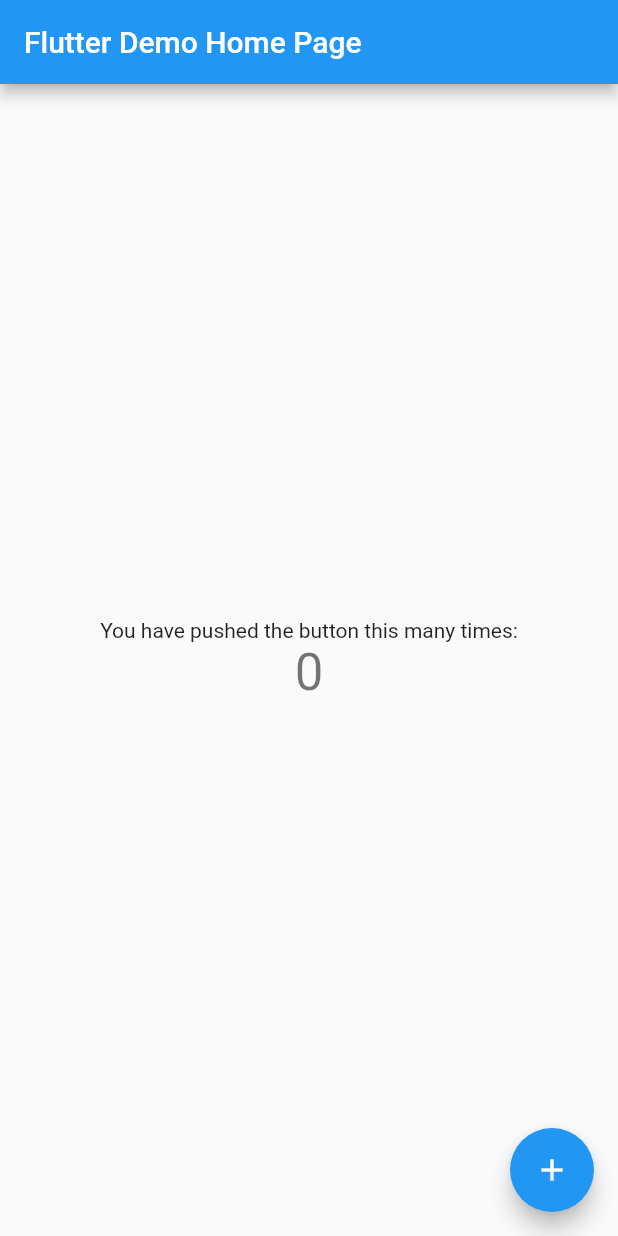
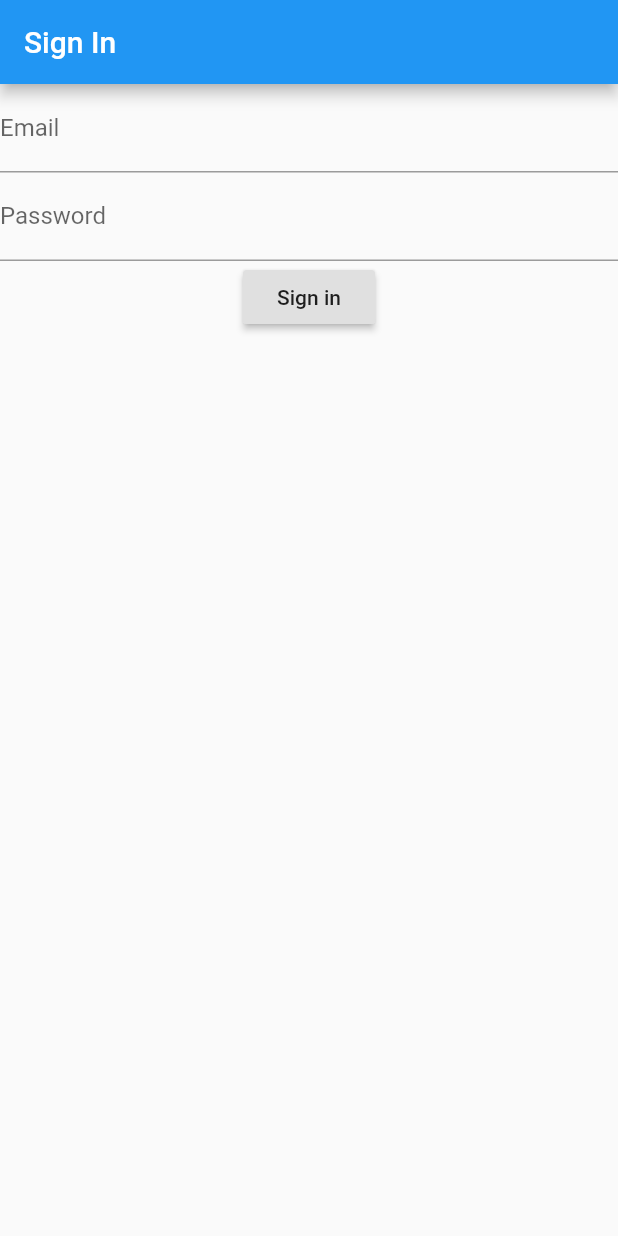
Before and after one commit to nurhafizahshukri/fyp_emma_apps, a Flutter app: the screen it shows after launch, on a phone screen of 412 x 824 dp. Run offline on Flutter 3.47's test engine with Material 2 defaults, Android fonts, the phone set to English and light mode, and no system bars; our stand-ins replace firebase_auth; accounts and stored records are empty.

Commit message:
setup sign in page

```diff
--- a/lib/main.dart
+++ b/lib/main.dart
@@ -1,3 +1,4 @@
+import 'package:EMMA/pages/sign_in.dart';
 import 'package:flutter/material.dart';
 
 void main() {
@@ -11,107 +12,10 @@ class MyApp extends StatelessWidget {
     return MaterialApp(
       title: 'Flutter Demo',
       theme: ThemeData(
-        // This is the theme of your application.
-        //
-        // Try running your application with "flutter run". You'll see the
-        // application has a blue toolbar. Then, without quitting the app, try
-        // changing the primarySwatch below to Colors.green and then invoke
-        // "hot reload" (press "r" in the console where you ran "flutter run",
-        // or simply save your changes to "hot reload" in a Flutter IDE).
-        // Notice that the counter didn't reset back to zero; the application
-        // is not restarted.
         primarySwatch: Colors.blue,
-        // This makes the visual density adapt to the platform that you run
-        // the app on. For desktop platforms, the controls will be smaller and
-        // closer together (more dense) than on mobile platforms.
         visualDensity: VisualDensity.adaptivePlatformDensity,
       ),
-      home: MyHomePage(title: 'Flutter Demo Home Page'),
+      home: LoginPage(),
     );
   }
 }
-
-class MyHomePage extends StatefulWidget {
-  MyHomePage({Key key, this.title}) : super(key: key);
-
-  // This widget is the home page of your application. It is stateful, meaning
-  // that it has a State object (defined below) that contains fields that affect
-  // how it looks.
-
-  // This class is the configuration for the state. It holds the values (in this
-  // case the title) provided by the parent (in this case the App widget) and
-  // used by the build method of the State. Fields in a Widget subclass are
-  // always marked "final".
-
-  final String title;
-
-  @override
-  _MyHomePageState createState() => _MyHomePageState();
-}
-
-class _MyHomePageState extends State<MyHomePage> {
-  int _counter = 0;
-
-  void _incrementCounter() {
-    setState(() {
-      // This call to setState tells the Flutter framework that something has
-      // changed in this State, which causes it to rerun the build method below
-      // so that the display can reflect the updated values. If we changed
-      // _counter without calling setState(), then the build method would not be
-      // called again, and so nothing would appear to happen.
-      _counter++;
-    });
-  }
-
-  @override
-  Widget build(BuildContext context) {
-    // This method is rerun every time setState is called, for instance as done
-    // by the _incrementCounter method above.
-    //
-    // The Flutter framework has been optimized to make rerunning build methods
-    // fast, so that you can just rebuild anything that needs updating rather
-    // than having to individually change instances of widgets.
-    return Scaffold(
-      appBar: AppBar(
-        // Here we take the value from the MyHomePage object that was created by
-        // the App.build method, and use it to set our appbar title.
-        title: Text(widget.title),
-      ),
-      body: Center(
-        // Center is a layout widget. It takes a single child and positions it
-        // in the middle of the parent.
-        child: Column(
-          // Column is also a layout widget. It takes a list of children and
-          // arranges them vertically. By default, it sizes itself to fit its
-          // children horizontally, and tries to be as tall as its parent.
-          //
-          // Invoke "debug painting" (press "p" in the console, choose the
-          // "Toggle Debug Paint" action from the Flutter Inspector in Android
-          // Studio, or the "Toggle Debug Paint" command in Visual Studio Code)
-          // to see the wireframe for each widget.
-          //
-          // Column has various properties to control how it sizes itself and
-          // how it positions its children. Here we use mainAxisAlignment to
-          // center the children vertically; the main axis here is the vertical
-          // axis because Columns are vertical (the cross axis would be
-          // horizontal).
-          mainAxisAlignment: MainAxisAlignment.center,
-          children: <Widget>[
-            Text(
-              'You have pushed the button this many times:',
-            ),
-            Text(
-              '$_counter',
-              style: Theme.of(context).textTheme.headline4,
-            ),
-          ],
-        ),
-      ),
-      floatingActionButton: FloatingActionButton(
-        onPressed: _incrementCounter,
-        tooltip: 'Increment',
-        child: Icon(Icons.add),
-      ), // This trailing comma makes auto-formatting nicer for build methods.
-    );
-  }
-}
--- /dev/null
+++ b/lib/pages/sign_in.dart
@@ -0,0 +1,62 @@
+import 'package:flutter/material.dart';
+import 'package:firebase_auth/firebase_auth.dart';
+
+class LoginPage extends StatefulWidget {
+  @override
+  _LoginPageState createState() => _LoginPageState();
+}
+
+class _LoginPageState extends State<LoginPage> {
+  String _email, _password;
+  final GlobalKey<FormState> _formKey = GlobalKey<FormState>();
+  @override
+  Widget build(BuildContext context) {
+    return Scaffold(
+      appBar: AppBar(
+        title: Text('Sign In')
+      ),
+      body: Form(
+        key: _formKey,
+        child: Column(
+          children: <Widget> [
+            TextFormField(
+              validator: (input) {
+                if(input.isEmpty){
+                  return 'Please type an email';
+                }
+              },
+              onSaved: (input) => _email = input,
+              decoration: InputDecoration(
+                labelText: 'Email'
+              )
+            ),
+            TextFormField(
+              validator: (input) {
+                if(input.length < 6){
+                  return 'Your password is weak';
+                }
+              },
+              onSaved: (input) => _password = input,
+              obscureText: true,
+              decoration: InputDecoration(
+                labelText: 'Password'
+              )
+            ),
+            RaisedButton(
+              onPressed: signIn,
+              child: Text('Sign in'),
+            ),
+          ],
+        ),),
+    );
+  }
+
+void signIn() {
+  final formState = _formKey.currentState;
+  if(formState.validate()){
+    formState.save();
+    FirebaseAuth.instance.signInWithEmailAndPassword(email: _email, password: _password);
+  }
+}
+
+}
--- a/pubspec.yaml
+++ b/pubspec.yaml
@@ -24,6 +24,7 @@ dependencies:
   flutter:
     sdk: flutter
 
+  firebase_auth: ^0.18.4+1
 
   # The following adds the Cupertino Icons font to your application.
   # Use with the CupertinoIcons class for iOS style icons.
```
Also changed, not shown: lib/pages/sign_up.dart (added), lib/pages/welcome.dart (added), pubspec.lock, 4 other files.
